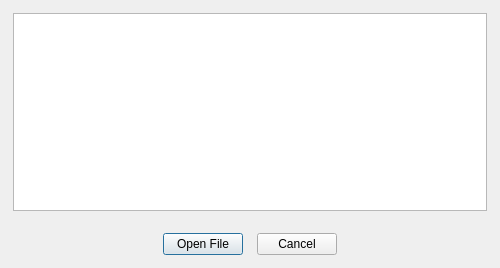
copperspice/diamond, file forms/dialog_open.ui: the form before one commit.
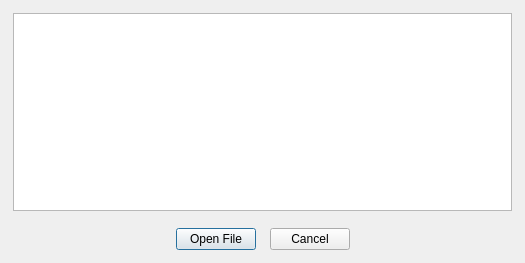
The form after the commit.

The edit to the form file:
```diff
--- a/forms/dialog_open.ui
+++ b/forms/dialog_open.ui
@@ -9,13 +9,13 @@
    <rect>
     <x>0</x>
     <y>0</y>
-    <width>500</width>
-    <height>268</height>
+    <width>525</width>
+    <height>263</height>
    </rect>
   </property>
   <property name="minimumSize">
    <size>
-    <width>500</width>
+    <width>525</width>
     <height>0</height>
    </size>
   </property>
@@ -38,7 +38,7 @@
    <item row="3" column="0" colspan="2">
     <layout class="QHBoxLayout" name="horizontalLayout_101">
      <item>
-      <spacer name="horizontalSpacer_100">
+      <spacer name="horizontalSpacer_101">
        <property name="orientation">
         <enum>Qt::Horizontal</enum>
        </property>
@@ -58,7 +58,7 @@
       </widget>
      </item>
      <item>
-      <spacer name="horizontalSpacer_101">
+      <spacer name="horizontalSpacer_102">
        <property name="orientation">
         <enum>Qt::Horizontal</enum>
        </property>
@@ -106,7 +106,7 @@
      <property name="sizeHint" stdset="0">
       <size>
        <width>20</width>
-       <height>15</height>
+       <height>10</height>
       </size>
      </property>
     </spacer>
```
